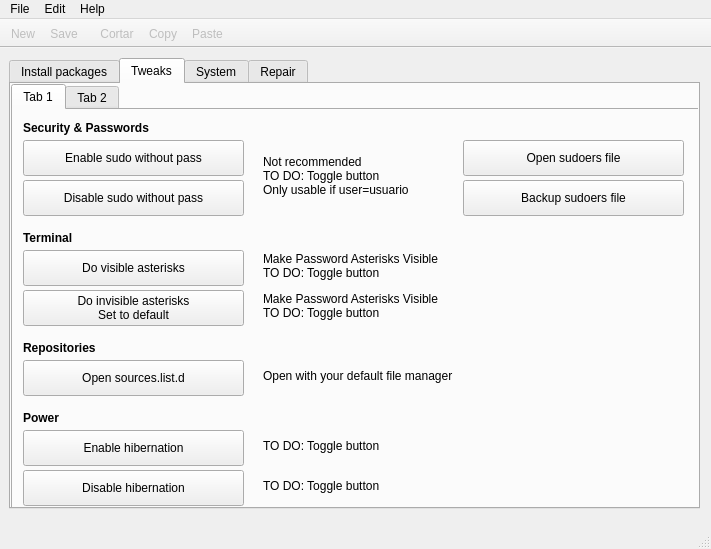
Before: the Qt Designer form src/mainwindow.ui in adgellida/ubunsys, drawn with Qt 5.
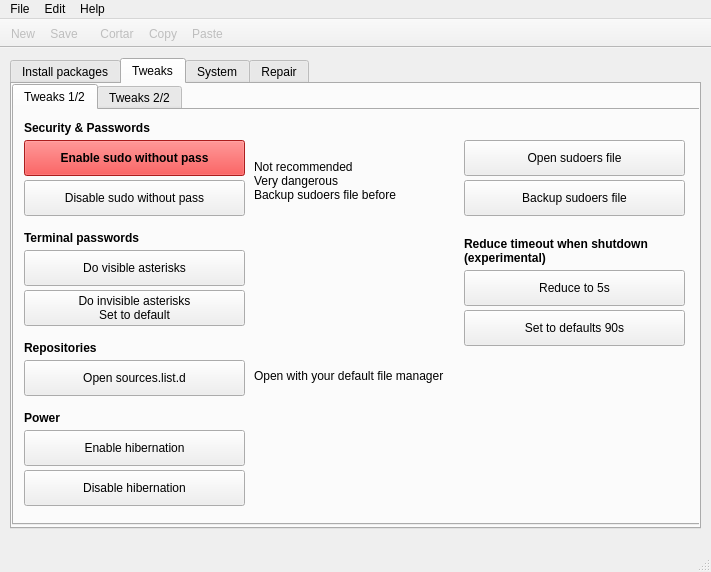
After: the same form once the commit is applied. The open tabs and pages were chosen to show the change. Icons and pictures are not drawn.

Diff of the .ui file:
```diff
--- a/src/mainwindow.ui
+++ b/src/mainwindow.ui
@@ -7,7 +7,7 @@
     <x>0</x>
     <y>0</y>
     <width>711</width>
-    <height>549</height>
+    <height>572</height>
    </rect>
   </property>
   <property name="windowTitle">
@@ -24,10 +24,10 @@
     </property>
     <property name="geometry">
      <rect>
-      <x>9</x>
+      <x>10</x>
       <y>10</y>
       <width>691</width>
-      <height>451</height>
+      <height>471</height>
      </rect>
     </property>
     <property name="currentIndex">
@@ -2048,35 +2048,22 @@
         <x>0</x>
         <y>0</y>
         <width>691</width>
-        <height>431</height>
+        <height>441</height>
        </rect>
       </property>
+      <property name="font">
+       <font>
+        <weight>50</weight>
+        <bold>false</bold>
+       </font>
+      </property>
       <property name="currentIndex">
        <number>0</number>
       </property>
       <widget class="QWidget" name="tab_6">
        <attribute name="title">
-        <string>Tab 1</string>
+        <string>Tweaks 1/2</string>
        </attribute>
-       <widget class="QLabel" name="label_66">
-        <property name="geometry">
-         <rect>
-          <x>250</x>
-          <y>360</y>
-          <width>141</width>
-          <height>31</height>
-         </rect>
-        </property>
-        <property name="font">
-         <font>
-          <weight>50</weight>
-          <bold>false</bold>
-         </font>
-        </property>
-        <property name="text">
-         <string>TO DO: Toggle button</string>
-        </property>
-       </widget>
        <widget class="QPushButton" name="doInvisibleAsterisksButton">
         <property name="geometry">
          <rect>
@@ -2110,25 +2097,6 @@
          <bool>false</bool>
         </property>
        </widget>
-       <widget class="QLabel" name="label_67">
-        <property name="geometry">
-         <rect>
-          <x>250</x>
-          <y>320</y>
-          <width>141</width>
-          <height>31</height>
-         </rect>
-        </property>
-        <property name="font">
-         <font>
-          <weight>50</weight>
-          <bold>false</bold>
-         </font>
-        </property>
-        <property name="text">
-         <string>TO DO: Toggle button</string>
-        </property>
-       </widget>
        <widget class="QLabel" name="label_6">
         <property name="geometry">
          <rect>
@@ -2145,27 +2113,7 @@
          </font>
         </property>
         <property name="text">
-         <string>Terminal</string>
-        </property>
-       </widget>
-       <widget class="QLabel" name="label_63">
-        <property name="geometry">
-         <rect>
-          <x>250</x>
-          <y>140</y>
-          <width>201</width>
-          <height>31</height>
-         </rect>
-        </property>
-        <property name="font">
-         <font>
-          <weight>50</weight>
-          <bold>false</bold>
-         </font>
-        </property>
-        <property name="text">
-         <string>Make Password Asterisks Visible
-TO DO: Toggle button</string>
+         <string>Terminal passwords</string>
         </property>
        </widget>
        <widget class="QLabel" name="label_8">
@@ -2238,26 +2186,6 @@
          <bool>false</bool>
         </property>
        </widget>
-       <widget class="QLabel" name="label_64">
-        <property name="geometry">
-         <rect>
-          <x>250</x>
-          <y>180</y>
-          <width>201</width>
-          <height>31</height>
-         </rect>
-        </property>
-        <property name="font">
-         <font>
-          <weight>50</weight>
-          <bold>false</bold>
-         </font>
-        </property>
-        <property name="text">
-         <string>Make Password Asterisks Visible
-TO DO: Toggle button</string>
-        </property>
-       </widget>
        <widget class="QPushButton" name="disableHibernationButton">
         <property name="geometry">
          <rect>
@@ -2325,9 +2253,9 @@
        <widget class="QLabel" name="label_65">
         <property name="geometry">
          <rect>
-          <x>250</x>
+          <x>240</x>
           <y>250</y>
-          <width>221</width>
+          <width>251</width>
           <height>31</height>
          </rect>
         </property>
@@ -2376,10 +2304,10 @@
        <widget class="QLabel" name="label_68">
         <property name="geometry">
          <rect>
-          <x>250</x>
+          <x>240</x>
           <y>40</y>
           <width>191</width>
-          <height>51</height>
+          <height>61</height>
          </rect>
         </property>
         <property name="font">
@@ -2390,8 +2318,8 @@
         </property>
         <property name="text">
          <string>Not recommended
-TO DO: Toggle button
-Only usable if user=usuario</string>
+Very dangerous
+Backup sudoers file before</string>
         </property>
        </widget>
        <widget class="QPushButton" name="enableSudoWithoutPassButton">
@@ -2403,6 +2331,428 @@
           <height>36</height>
          </rect>
         </property>
+        <property name="palette">
+         <palette>
+          <active>
+           <colorrole role="WindowText">
+            <brush brushstyle="SolidPattern">
+             <color alpha="255">
+              <red>0</red>
+              <green>0</green>
+              <blue>0</blue>
+             </color>
+            </brush>
+           </colorrole>
+           <colorrole role="Button">
+            <brush brushstyle="SolidPattern">
+             <color alpha="255">
+              <red>239</red>
+              <green>41</green>
+              <blue>41</blue>
+             </color>
+            </brush>
+           </colorrole>
+           <colorrole role="Light">
+            <brush brushstyle="SolidPattern">
+             <color alpha="255">
+              <red>255</red>
+              <green>147</green>
+              <blue>147</blue>
+             </color>
+            </brush>
+           </colorrole>
+           <colorrole role="Midlight">
+            <brush brushstyle="SolidPattern">
+             <color alpha="255">
+              <red>247</red>
+              <green>94</green>
+              <blue>94</blue>
+             </color>
+            </brush>
+           </colorrole>
+           <colorrole role="Dark">
+            <brush brushstyle="SolidPattern">
+             <color alpha="255">
+              <red>119</red>
+              <green>20</green>
+              <blue>20</blue>
+             </color>
+            </brush>
+           </colorrole>
+           <colorrole role="Mid">
+            <brush brushstyle="SolidPattern">
+             <color alpha="255">
+              <red>159</red>
+              <green>27</green>
+              <blue>27</blue>
+             </color>
+            </brush>
+           </colorrole>
+           <colorrole role="Text">
+            <brush brushstyle="SolidPattern">
+             <color alpha="255">
+              <red>0</red>
+              <green>0</green>
+              <blue>0</blue>
+             </color>
+            </brush>
+           </colorrole>
+           <colorrole role="BrightText">
+            <brush brushstyle="SolidPattern">
+             <color alpha="255">
+              <red>255</red>
+              <green>255</green>
+              <blue>255</blue>
+             </color>
+            </brush>
+           </colorrole>
+           <colorrole role="ButtonText">
+            <brush brushstyle="SolidPattern">
+             <color alpha="255">
+              <red>0</red>
+              <green>0</green>
+              <blue>0</blue>
+             </color>
+            </brush>
+           </colorrole>
+           <colorrole role="Base">
+            <brush brushstyle="SolidPattern">
+             <color alpha="255">
+              <red>255</red>
+              <green>255</green>
+              <blue>255</blue>
+             </color>
+            </brush>
+           </colorrole>
+           <colorrole role="Window">
+            <brush brushstyle="SolidPattern">
+             <color alpha="255">
+              <red>239</red>
+              <green>41</green>
+              <blue>41</blue>
+             </color>
+            </brush>
+           </colorrole>
+           <colorrole role="Shadow">
+            <brush brushstyle="SolidPattern">
+             <color alpha="255">
+              <red>0</red>
+              <green>0</green>
+              <blue>0</blue>
+             </color>
+            </brush>
+           </colorrole>
+           <colorrole role="AlternateBase">
+            <brush brushstyle="SolidPattern">
+             <color alpha="255">
+              <red>247</red>
+              <green>148</green>
+              <blue>148</blue>
+             </color>
+            </brush>
+           </colorrole>
+           <colorrole role="ToolTipBase">
+            <brush brushstyle="SolidPattern">
+             <color alpha="255">
+              <red>255</red>
+              <green>255</green>
+              <blue>220</blue>
+             </color>
+            </brush>
+           </colorrole>
+           <colorrole role="ToolTipText">
+            <brush brushstyle="SolidPattern">
+             <color alpha="255">
+              <red>0</red>
+              <green>0</green>
+              <blue>0</blue>
+             </color>
+            </brush>
+           </colorrole>
+          </active>
+          <inactive>
+           <colorrole role="WindowText">
+            <brush brushstyle="SolidPattern">
+             <color alpha="255">
+              <red>0</red>
+              <green>0</green>
+              <blue>0</blue>
+             </color>
+            </brush>
+           </colorrole>
+           <colorrole role="Button">
+            <brush brushstyle="SolidPattern">
+             <color alpha="255">
+              <red>239</red>
+              <green>41</green>
+              <blue>41</blue>
+             </color>
+            </brush>
+           </colorrole>
+           <colorrole role="Light">
+            <brush brushstyle="SolidPattern">
+             <color alpha="255">
+              <red>255</red>
+              <green>147</green>
+              <blue>147</blue>
+             </color>
+            </brush>
+           </colorrole>
+           <colorrole role="Midlight">
+            <brush brushstyle="SolidPattern">
+             <color alpha="255">
+              <red>247</red>
+              <green>94</green>
+              <blue>94</blue>
+             </color>
+            </brush>
+           </colorrole>
+           <colorrole role="Dark">
+            <brush brushstyle="SolidPattern">
+             <color alpha="255">
+              <red>119</red>
+              <green>20</green>
+              <blue>20</blue>
+             </color>
+            </brush>
+           </colorrole>
+           <colorrole role="Mid">
+            <brush brushstyle="SolidPattern">
+             <color alpha="255">
+              <red>159</red>
+              <green>27</green>
+              <blue>27</blue>
+             </color>
+            </brush>
+           </colorrole>
+           <colorrole role="Text">
+            <brush brushstyle="SolidPattern">
+             <color alpha="255">
+              <red>0</red>
+              <green>0</green>
+              <blue>0</blue>
+             </color>
+            </brush>
+           </colorrole>
+           <colorrole role="BrightText">
+            <brush brushstyle="SolidPattern">
+             <color alpha="255">
+              <red>255</red>
+              <green>255</green>
+              <blue>255</blue>
+             </color>
+            </brush>
+           </colorrole>
+           <colorrole role="ButtonText">
+            <brush brushstyle="SolidPattern">
+             <color alpha="255">
+              <red>0</red>
+              <green>0</green>
+              <blue>0</blue>
+             </color>
+            </brush>
+           </colorrole>
+           <colorrole role="Base">
+            <brush brushstyle="SolidPattern">
+             <color alpha="255">
+              <red>255</red>
+              <green>255</green>
+              <blue>255</blue>
+             </color>
+            </brush>
+           </colorrole>
+           <colorrole role="Window">
+            <brush brushstyle="SolidPattern">
+             <color alpha="255">
+              <red>239</red>
+              <green>41</green>
+              <blue>41</blue>
+             </color>
+            </brush>
+           </colorrole>
+           <colorrole role="Shadow">
+            <brush brushstyle="SolidPattern">
+             <color alpha="255">
+              <red>0</red>
+              <green>0</green>
+              <blue>0</blue>
+             </color>
+            </brush>
+           </colorrole>
+           <colorrole role="AlternateBase">
+            <brush brushstyle="SolidPattern">
+             <color alpha="255">
+              <red>247</red>
+              <green>148</green>
+              <blue>148</blue>
+             </color>
+            </brush>
+           </colorrole>
+           <colorrole role="ToolTipBase">
+            <brush brushstyle="SolidPattern">
+             <color alpha="255">
+              <red>255</red>
+              <green>255</green>
+              <blue>220</blue>
+             </color>
+            </brush>
+           </colorrole>
+           <colorrole role="ToolTipText">
+            <brush brushstyle="SolidPattern">
+             <color alpha="255">
+              <red>0</red>
+              <green>0</green>
+              <blue>0</blue>
+             </color>
+            </brush>
+           </colorrole>
+          </inactive>
+          <disabled>
+           <colorrole role="WindowText">
+            <brush brushstyle="SolidPattern">
+             <color alpha="255">
+              <red>119</red>
+              <green>20</green>
+              <blue>20</blue>
+             </color>
+            </brush>
+           </colorrole>
+           <colorrole role="Button">
+            <brush brushstyle="SolidPattern">
+             <color alpha="255">
+              <red>239</red>
+              <green>41</green>
+              <blue>41</blue>
+             </color>
+            </brush>
+           </colorrole>
+           <colorrole role="Light">
+            <brush brushstyle="SolidPattern">
+             <color alpha="255">
+              <red>255</red>
+              <green>147</green>
+              <blue>147</blue>
+             </color>
+            </brush>
+           </colorrole>
+           <colorrole role="Midlight">
+            <brush brushstyle="SolidPattern">
+             <color alpha="255">
+              <red>247</red>
+              <green>94</green>
+              <blue>94</blue>
+             </color>
+            </brush>
+           </colorrole>
+           <colorrole role="Dark">
+            <brush brushstyle="SolidPattern">
+             <color alpha="255">
+              <red>119</red>
+              <green>20</green>
+              <blue>20</blue>
+             </color>
+            </brush>
+           </colorrole>
+           <colorrole role="Mid">
+            <brush brushstyle="SolidPattern">
+             <color alpha="255">
+              <red>159</red>
+              <green>27</green>
+              <blue>27</blue>
+             </color>
+            </brush>
+           </colorrole>
+           <colorrole role="Text">
+            <brush brushstyle="SolidPattern">
+             <color alpha="255">
+              <red>119</red>
+              <green>20</green>
+              <blue>20</blue>
+             </color>
+            </brush>
+           </colorrole>
+           <colorrole role="BrightText">
+            <brush brushstyle="SolidPattern">
+             <color alpha="255">
+              <red>255</red>
+              <green>255</green>
+              <blue>255</blue>
+             </color>
+            </brush>
+           </colorrole>
+           <colorrole role="ButtonText">
+            <brush brushstyle="SolidPattern">
+             <color alpha="255">
+              <red>119</red>
+              <green>20</green>
+              <blue>20</blue>
+             </color>
+            </brush>
+           </colorrole>
+           <colorrole role="Base">
+            <brush brushstyle="SolidPattern">
+             <color alpha="255">
+              <red>239</red>
+              <green>41</green>
+              <blue>41</blue>
+             </color>
+            </brush>
+           </colorrole>
+           <colorrole role="Window">
+            <brush brushstyle="SolidPattern">
+             <color alpha="255">
+              <red>239</red>
+              <green>41</green>
+              <blue>41</blue>
+             </color>
+            </brush>
+           </colorrole>
+           <colorrole role="Shadow">
+            <brush brushstyle="SolidPattern">
+             <color alpha="255">
+              <red>0</red>
+              <green>0</green>
+              <blue>0</blue>
+             </color>
+            </brush>
+           </colorrole>
+           <colorrole role="AlternateBase">
+            <brush brushstyle="SolidPattern">
+             <color alpha="255">
+              <red>239</red>
+              <green>41</green>
+              <blue>41</blue>
+             </color>
+            </brush>
+           </colorrole>
+           <colorrole role="ToolTipBase">
+            <brush brushstyle="SolidPattern">
+             <color alpha="255">
+              <red>255</red>
+              <green>255</green>
+              <blue>220</blue>
+             </color>
+            </brush>
+           </colorrole>
+           <colorrole role="ToolTipText">
+            <brush brushstyle="SolidPattern">
+             <color alpha="255">
+              <red>0</red>
+              <green>0</green>
+              <blue>0</blue>
+             </color>
+            </brush>
+           </colorrole>
+          </disabled>
+         </palette>
+        </property>
+        <property name="font">
+         <font>
+          <weight>75</weight>
+          <bold>true</bold>
+          <stylestrategy>PreferDefault</stylestrategy>
+         </font>
+        </property>
         <property name="whatsThis">
          <string/>
         </property>
@@ -2541,10 +2891,94 @@
          <bool>false</bool>
         </property>
        </widget>
+       <widget class="QPushButton" name="reduceTo5sShutdownTimeoutButton">
+        <property name="geometry">
+         <rect>
+          <x>450</x>
+          <y>160</y>
+          <width>221</width>
+          <height>36</height>
+         </rect>
+        </property>
+        <property name="whatsThis">
+         <string/>
+        </property>
+        <property name="text">
+         <string>Reduce to 5s</string>
+        </property>
+        <property name="icon">
+         <iconset resource="ubunsys.qrc">
+          <normaloff>:/images/kernel.jpg</normaloff>:/images/kernel.jpg</iconset>
+        </property>
+        <property name="iconSize">
+         <size>
+          <width>30</width>
+          <height>30</height>
+         </size>
+        </property>
+        <property name="shortcut">
+         <string/>
+        </property>
+        <property name="checkable">
+         <bool>false</bool>
+        </property>
+       </widget>
+       <widget class="QPushButton" name="setToDefaults90sShutdownTimeoutButton">
+        <property name="geometry">
+         <rect>
+          <x>450</x>
+          <y>200</y>
+          <width>221</width>
+          <height>36</height>
+         </rect>
+        </property>
+        <property name="whatsThis">
+         <string/>
+        </property>
+        <property name="text">
+         <string>Set to defaults 90s</string>
+        </property>
+        <property name="icon">
+         <iconset resource="ubunsys.qrc">
+          <normaloff>:/images/kernel.jpg</normaloff>:/images/kernel.jpg</iconset>
+        </property>
+        <property name="iconSize">
+         <size>
+          <width>30</width>
+          <height>30</height>
+         </size>
+        </property>
+        <property name="shortcut">
+         <string/>
+        </property>
+        <property name="checkable">
+         <bool>false</bool>
+        </property>
+       </widget>
+       <widget class="QLabel" name="label_11">
+        <property name="geometry">
+         <rect>
+          <x>450</x>
+          <y>120</y>
+          <width>231</width>
+          <height>41</height>
+         </rect>
+        </property>
+        <property name="font">
+         <font>
+          <weight>75</weight>
+          <bold>true</bold>
+         </font>
+        </property>
+        <property name="text">
+         <string>Reduce timeout when shutdown
+(experimental)</string>
+        </property>
+       </widget>
       </widget>
       <widget class="QWidget" name="tab_7">
        <attribute name="title">
-        <string>Tab 2</string>
+        <string>Tweaks 2/2</string>
        </attribute>
        <widget class="QPushButton" name="installTemplatesButton">
         <property name="geometry">
```
Left out of the diff: 1561 changed lines with no effect on the pictures. Lines whose indentation alone changed are shown as unchanged.
